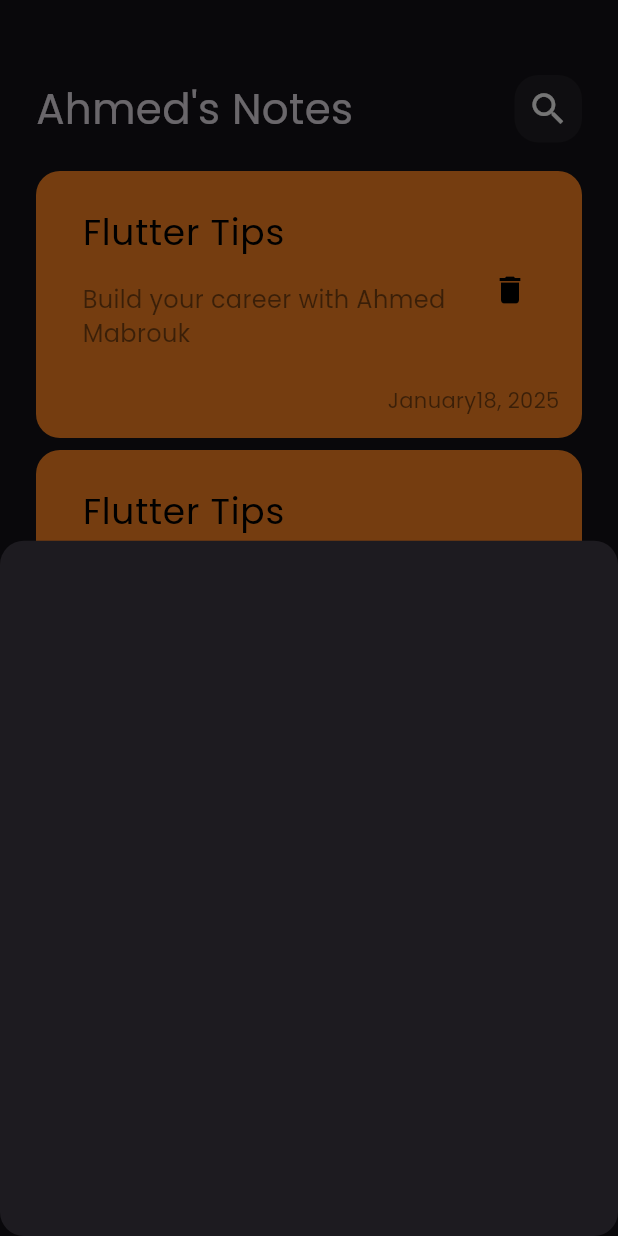
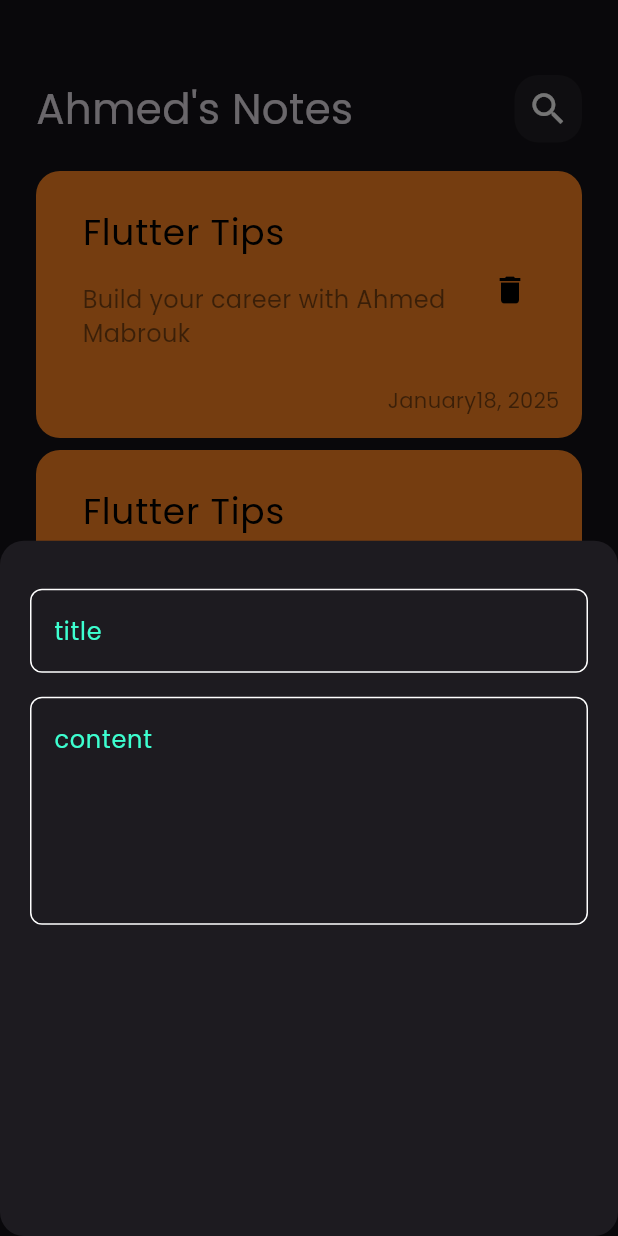
Before and after one commit to Ahmedmabrouk7/notes_app, a Flutter app: the screen it shows after launch, after a tap on the "add" icon, on a phone screen of 412 x 824 dp. Run offline on Flutter 3.47's test engine with Material 3 defaults, Android fonts, the phone set to English and light mode, and no system bars.

Commit message:
add fields to notes bottom sheet

```diff
--- /dev/null
+++ b/lib/constants.dart
@@ -0,0 +1,3 @@
+import 'package:flutter/animation.dart';
+
+const kPrimaryColor = Color(0xff3dffd0);
--- a/lib/views/widgets/add_note_bottom_sheet.dart
+++ b/lib/views/widgets/add_note_bottom_sheet.dart
@@ -1,11 +1,30 @@
 import 'package:flutter/material.dart';
-
+import 'package:noteapp/views/widgets/custom_text_field.dart';
 
 class AddNoteBottomSheet extends StatelessWidget {
   const AddNoteBottomSheet({super.key});
 
   @override
   Widget build(BuildContext context) {
-    return Container();
+    return Padding(
+      padding: const EdgeInsets.symmetric(horizontal: 20),
+      child: Column(
+        children: const [
+          SizedBox(
+            height: 32,
+          ),
+          CustomTextField(
+            hint: 'title',
+          ),
+          SizedBox(
+            height: 16,
+          ),
+          CustomTextField(
+            hint: 'content',
+            maxLines: 5,
+          ),
+        ],
+      ),
+    );
   }
 }
--- /dev/null
+++ b/lib/views/widgets/custom_text_field.dart
@@ -0,0 +1,31 @@
+import 'package:flutter/material.dart';
+import 'package:noteapp/constants.dart';
+
+class CustomTextField extends StatelessWidget {
+  const CustomTextField({super.key, required this.hint, this.maxLines = 1});
+
+  final String hint;
+  final int maxLines;
+
+  @override
+  Widget build(BuildContext context) {
+    return TextField(
+      cursorColor: kPrimaryColor,
+      maxLines: maxLines,
+      decoration: InputDecoration(
+        hintText: hint,
+        hintStyle: const TextStyle(color: kPrimaryColor),
+        border: buildBorder(),
+        enabledBorder: buildBorder(),
+        focusedBorder: buildBorder(kPrimaryColor),
+      ),
+    );
+  }
+
+  OutlineInputBorder buildBorder([color]) {
+    return OutlineInputBorder(
+      borderRadius: BorderRadius.circular(8),
+      borderSide: const BorderSide(color: Colors.white),
+    );
+  }
+}
```
